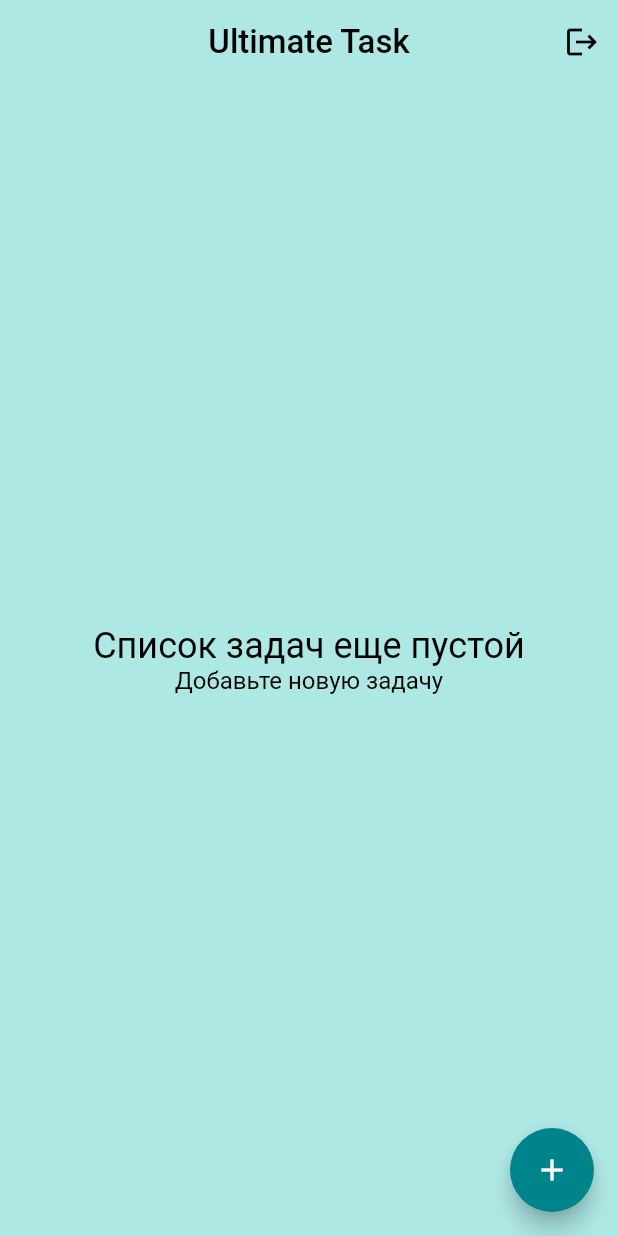
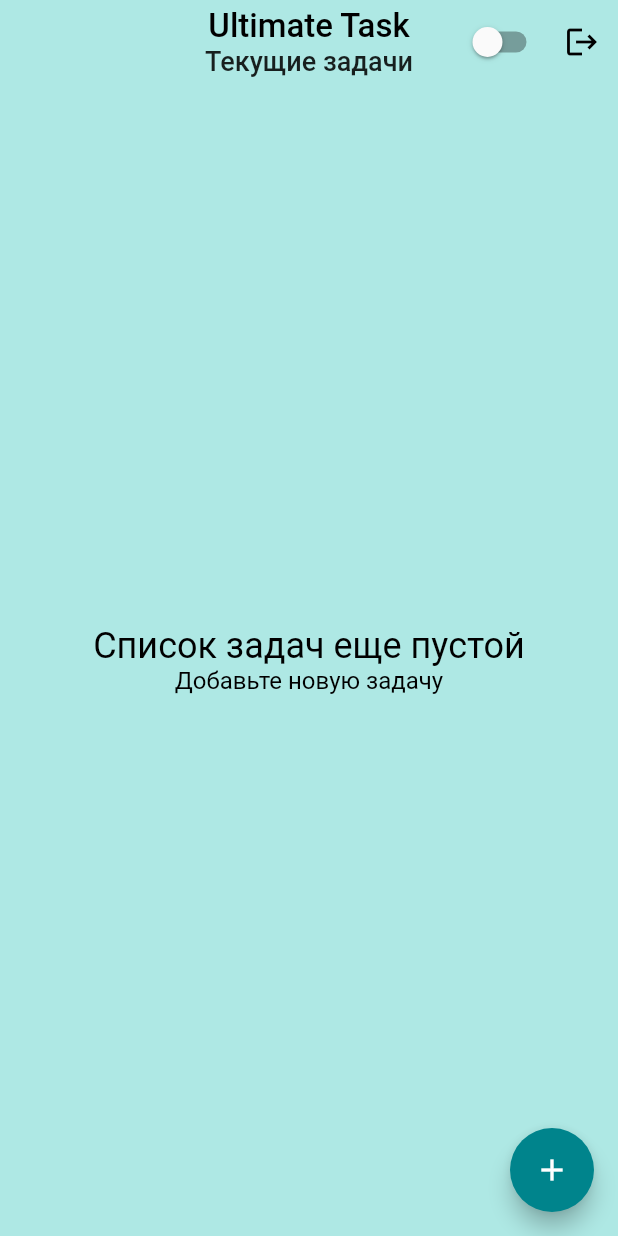
Before and after one commit to Graaggas/UltimateTask, a Flutter app: the screen it shows once a user with an empty profile is signed in, on a phone screen of 412 x 824 dp. Run offline on Flutter 3.47's test engine with Material 2 defaults, Android fonts, the phone set to English and light mode, and no system bars; our stand-ins replace cloud_firestore, firebase_auth, firebase_core, flutter_svg, google_fonts, google_sign_in; accounts and stored records are empty; Roboto replaces fonts that are missing (Alice).

Commit message:
сделано переключение между списками текущих задач и завершенных

```diff
--- a/lib/screens/home_screen/tasks/empty_content.dart
+++ b/lib/screens/home_screen/tasks/empty_content.dart
@@ -5,11 +5,11 @@ class EmptyContent extends StatelessWidget {
   final String title;
   final String message;
 
-  const EmptyContent(
-      {Key key,
-      this.title = "Список задач еще пустой",
-      this.message = "Добавьте новую задачу"})
-      : super(key: key);
+  const EmptyContent({
+    Key key,
+    this.title = "Список задач еще пустой",
+    this.message = "Добавьте новую задачу",
+  }) : super(key: key);
 
   @override
   Widget build(BuildContext context) {
--- a/lib/screens/home_screen/tasks/tasks_page.dart
+++ b/lib/screens/home_screen/tasks/tasks_page.dart
@@ -34,7 +34,14 @@ Future<void> _delete(BuildContext context, Task task) async {
   }
 }
 
-class TasksPage extends StatelessWidget {
+class TasksPage extends StatefulWidget {
+  @override
+  _TasksPageState createState() => _TasksPageState();
+}
+
+class _TasksPageState extends State<TasksPage> {
+  bool isSwitched = false;
+
   Future<void> _signOut(BuildContext context) async {
     try {
       final auth = Provider.of<AuthBase>(context, listen: false);
@@ -57,23 +64,6 @@ class TasksPage extends StatelessWidget {
     }
   }
 
-  // Future<void> _createTask(BuildContext context) async {
-  //   final database = Provider.of<Database>(context, listen: false);
-
-  //   await database.createTask(
-  //     Task(
-  //       memo: "testing1",
-  //       id: Uuid().v4(),
-  //       color: '84FFFF',
-  //       outOfDate: true,
-  //       creationDate: Timestamp.fromDate(DateTime.now()),
-  //       doingDate: Timestamp.fromDate(DateTime.now()),
-  //       isDeleted: true,
-  //       lastEditDate: Timestamp.fromDate(DateTime.now()),
-  //     ),
-  //   );
-  // }
-
   @override
   Widget build(BuildContext context) {
     final auth = Provider.of<AuthBase>(context, listen: false);
@@ -83,14 +73,31 @@ class TasksPage extends StatelessWidget {
       appBar: AppBar(
         elevation: 0,
         backgroundColor: Color(myBackgroundColor),
-        title: Text(
+        title: Column(
+          children: [
+            Text(
               'Ultimate Task',
               style: GoogleFonts.alice(
                 textStyle: TextStyle(color: Colors.black, fontSize: 22),
               ),
             ),
+            Text(
+              isSwitched ? "Завершенные задачи" : "Текущие задачи",
+              style: GoogleFonts.alice(
+                textStyle: TextStyle(color: Colors.black87, fontSize: 18),
+              ),
+            ),
+          ],
+        ),
         centerTitle: true,
         actions: <Widget>[
+          Switch(
+              value: isSwitched,
+              onChanged: (value) {
+                setState(() {
+                  isSwitched = !isSwitched;
+                });
+              }),
           IconButton(
             icon: Icon(
               Icons.logout,
@@ -100,38 +107,19 @@ class TasksPage extends StatelessWidget {
           ),
         ],
       ),
-      floatingActionButton: FloatingActionButton(
+      floatingActionButton: !isSwitched
+          ? FloatingActionButton(
               backgroundColor: Color(myDarkMintColor),
               child: Icon(Icons.add),
               onPressed: () => AddTaskPage.show(context),
-      ),
+            )
+          : null,
       body: _buildContexts(context),
     );
   }
 
-  Widget _buildContexts(BuildContext context) {
-    final database = Provider.of<Database>(context, listen: false);
-    return StreamBuilder<List<Task>>(
-      stream: database.tasksStream(),
-      builder: (context, snapshot) {
-        final tasks = snapshot.data;
-        if (snapshot.hasData) {
-          final List<Task> doneTasks = [];
-          final List<Task> undoneTasks = [];
-
-          tasks.forEach((element) {
-            if (element.isDeleted == false) {
-              undoneTasks.add(element);
-              print("undone task memo: ${element.memo}");
-            } else {
-              doneTasks.add(element);
-            }
-          });
-
-          undoneTasks.sort((a, b) => a.doingDate.compareTo(b.doingDate));
-
-          if (undoneTasks.isNotEmpty) {
-            final children = undoneTasks
+  List<Dismissible> getChildren(List tasks) {
+    final children = tasks
         .map((task) => Dismissible(
               background: Container(
                 color: Color(myBackgroundColor),
@@ -164,10 +152,56 @@ class TasksPage extends StatelessWidget {
               ),
             ))
         .toList();
+
+    return children;
+  }
+
+  Widget _buildContexts(BuildContext context) {
+    final database = Provider.of<Database>(context, listen: false);
+    return StreamBuilder<List<Task>>(
+      stream: database.tasksStream(),
+      builder: (context, snapshot) {
+        final tasks = snapshot.data;
+        if (snapshot.hasData) {
+          final List<Task> doneTasks = [];
+          final List<Task> undoneTasks = [];
+
+          tasks.forEach((element) {
+            if (element.isDeleted == false) {
+              undoneTasks.add(element);
+            } else {
+              doneTasks.add(element);
+            }
+          });
+
+          undoneTasks.sort((a, b) => a.doingDate.compareTo(b.doingDate));
+          doneTasks.sort((a, b) => a.doingDate.compareTo(b.doingDate));
+
+          switch (isSwitched) {
+            case true:
+              if (doneTasks.isNotEmpty) {
+                final children = getChildren(doneTasks);
+
                 return ListView(children: children);
               }
+              break;
+            case false:
+              if (undoneTasks.isNotEmpty) {
+                final children = getChildren(undoneTasks);
 
-          return EmptyContent();
+                return ListView(children: children);
+              }
+              break;
+            default:
+              break;
+          }
+
+          return !isSwitched
+              ? EmptyContent()
+              : EmptyContent(
+                  title: 'Список завершенных задач пуст',
+                  message: '',
+                );
         }
         if (snapshot.hasError) {
           return Center(child: Text('ERROR'));
```
Also changed, not shown: lib/main.dart (+5 -5 lines). Lines whose indentation alone changed are shown as unchanged.
